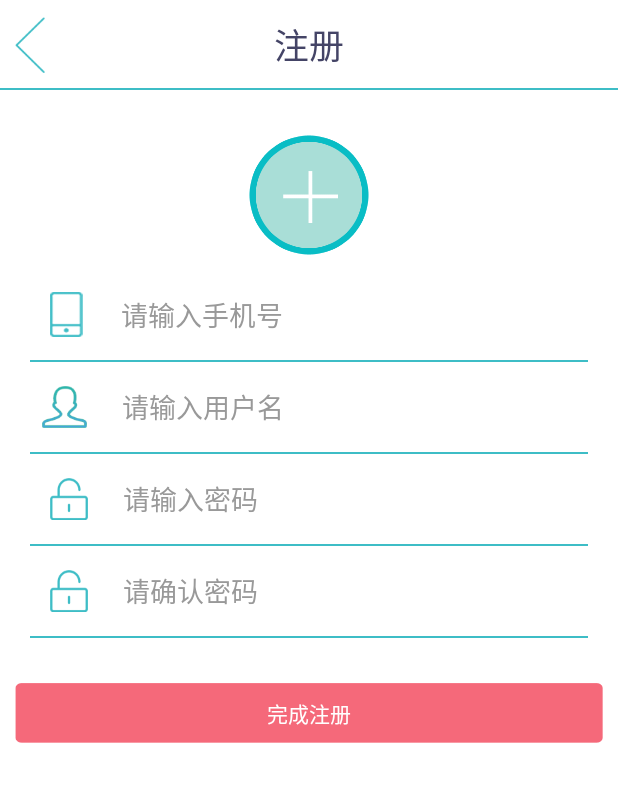
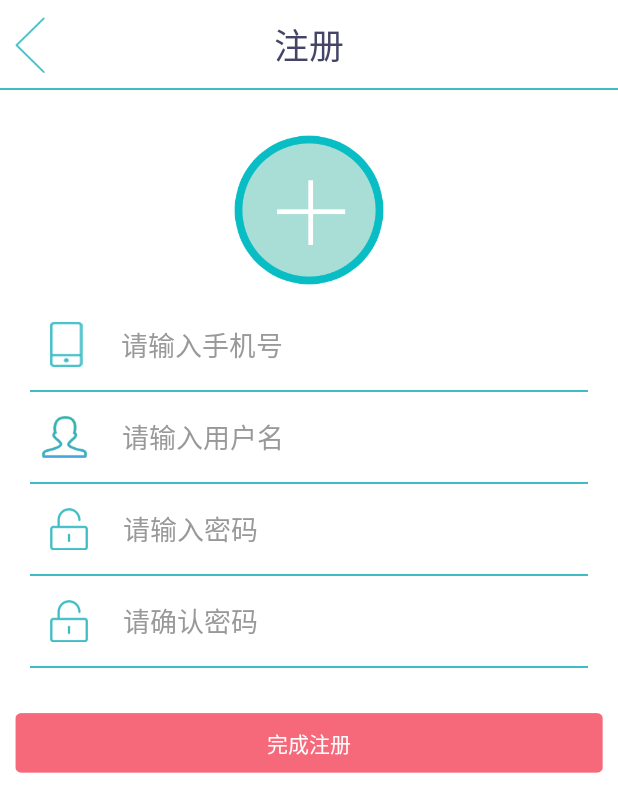
Before and after one commit to cchuhu/FreeParking, an Android app: the screen it shows after launch (RegisterActivity), after a tap on "注册账户", on a phone screen of 412 x 824 dp. Shown: the top 812 px of the screen. Run offline under Robolectric (Android 15) with nearby library versions, the phone set to English and light mode, and no system bars; libraries missing offline, so code that uses them is left out: com.qiniu.android.

Commit message:
修正界面

```diff
--- a/app/src/main/res/anim/in_from_left.xml
+++ b/app/src/main/res/anim/in_from_left.xml
@@ -3,7 +3,7 @@
 <set xmlns:android="http://schemas.android.com/apk/res/android"
      android:interpolator="@android:anim/accelerate_interpolator">
     <translate
-        android:duration="500"
+        android:duration="250"
         android:fromXDelta="-100%"
         android:toXDelta="0"/>
 </set>
--- a/app/src/main/res/anim/in_from_right.xml
+++ b/app/src/main/res/anim/in_from_right.xml
@@ -2,5 +2,5 @@
 
 <set xmlns:android="http://schemas.android.com/apk/res/android" android:interpolator="@android:anim/accelerate_interpolator">
     <translate android:fromXDelta="100%p" android:toXDelta="0%p"
-        android:duration="500" />
+        android:duration="250" />
 </set>
--- a/app/src/main/res/anim/out_to_left.xml
+++ b/app/src/main/res/anim/out_to_left.xml
@@ -2,5 +2,5 @@
 
 <set xmlns:android="http://schemas.android.com/apk/res/android" android:interpolator="@android:anim/accelerate_interpolator">
     <translate android:fromXDelta="0%p" android:toXDelta="-100%p"
-        android:duration="500" />
+        android:duration="250" />
 </set>
--- a/app/src/main/res/anim/out_to_right.xml
+++ b/app/src/main/res/anim/out_to_right.xml
@@ -2,5 +2,5 @@
 
 <set xmlns:android="http://schemas.android.com/apk/res/android" android:interpolator="@android:anim/accelerate_interpolator">
     <translate android:fromXDelta="0%p" android:toXDelta="100%p"
-        android:duration="500" />
+        android:duration="250" />
 </set>
--- a/app/src/main/res/layout/activity_change_pass.xml
+++ b/app/src/main/res/layout/activity_change_pass.xml
@@ -11,7 +11,6 @@
         android:id="@+id/layout_title"
         android:layout_width="match_parent"
         android:layout_height="60dp"
-
         android:orientation="horizontal">
 
         <Button
--- a/app/src/main/res/layout/activity_login.xml
+++ b/app/src/main/res/layout/activity_login.xml
@@ -105,10 +105,10 @@
         android:id="@+id/btn_toregister"
         android:layout_width="wrap_content"
         android:layout_height="wrap_content"
-        android:layout_alignLeft="@+id/img_login_icon"
-        android:layout_alignStart="@+id/img_login_icon"
         android:layout_below="@+id/linearLayout2"
+        android:layout_centerHorizontal="true"
         android:background="@null"
+        android:textSize="15sp"
         android:text="注册账户"
         android:textColor="#3ebdc6"/>
 
--- a/app/src/main/res/layout/activity_main.xml
+++ b/app/src/main/res/layout/activity_main.xml
@@ -43,11 +43,13 @@
             android:layout_marginRight="10dp"
             android:background="@mipmap/page_qr"/>
     </RelativeLayout>
+
     <TextView
         android:layout_width="match_parent"
         android:layout_height="1.5dp"
         android:layout_alignBottom="@id/layout_title"
         android:background="#09bdc5"/>
+
     <LinearLayout
         android:layout_width="300dp"
         android:layout_height="373dp"
--- a/app/src/main/res/layout/activity_person_info.xml
+++ b/app/src/main/res/layout/activity_person_info.xml
@@ -51,8 +51,8 @@
 
     <ImageView
         android:id="@+id/img_person_icon"
-        android:layout_width="80dp"
-        android:layout_height="80dp"
+        android:layout_width="100dp"
+        android:layout_height="100dp"
         android:layout_centerHorizontal="true"
         android:layout_marginTop="90dp"
         android:background="@mipmap/person_icon"/>
--- a/app/src/main/res/layout/activity_register.xml
+++ b/app/src/main/res/layout/activity_register.xml
@@ -41,8 +41,8 @@
 
     <ImageView
         android:id="@+id/img_register_icon"
-        android:layout_width="80dp"
-        android:layout_height="80dp"
+        android:layout_width="100dp"
+        android:layout_height="100dp"
         android:layout_centerHorizontal="true"
         android:layout_marginTop="90dp"
         android:background="@mipmap/person_icon"/>
```
Also changed, not shown: app/src/main/res/layout/capture.xml (+6 -1 lines).
